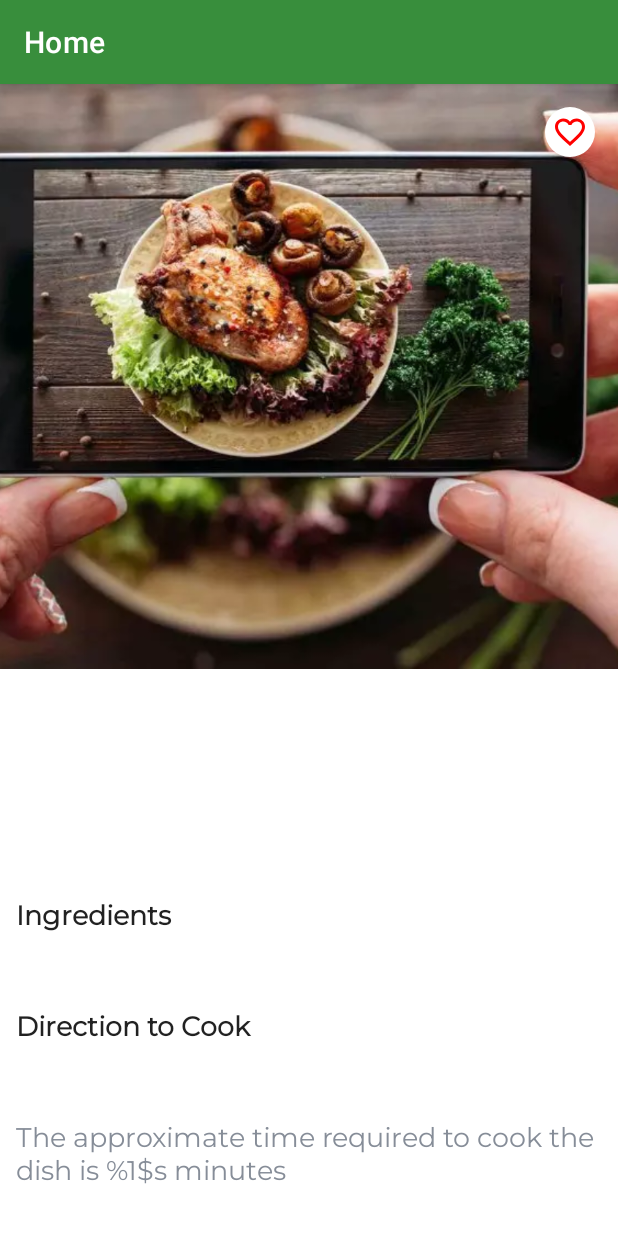
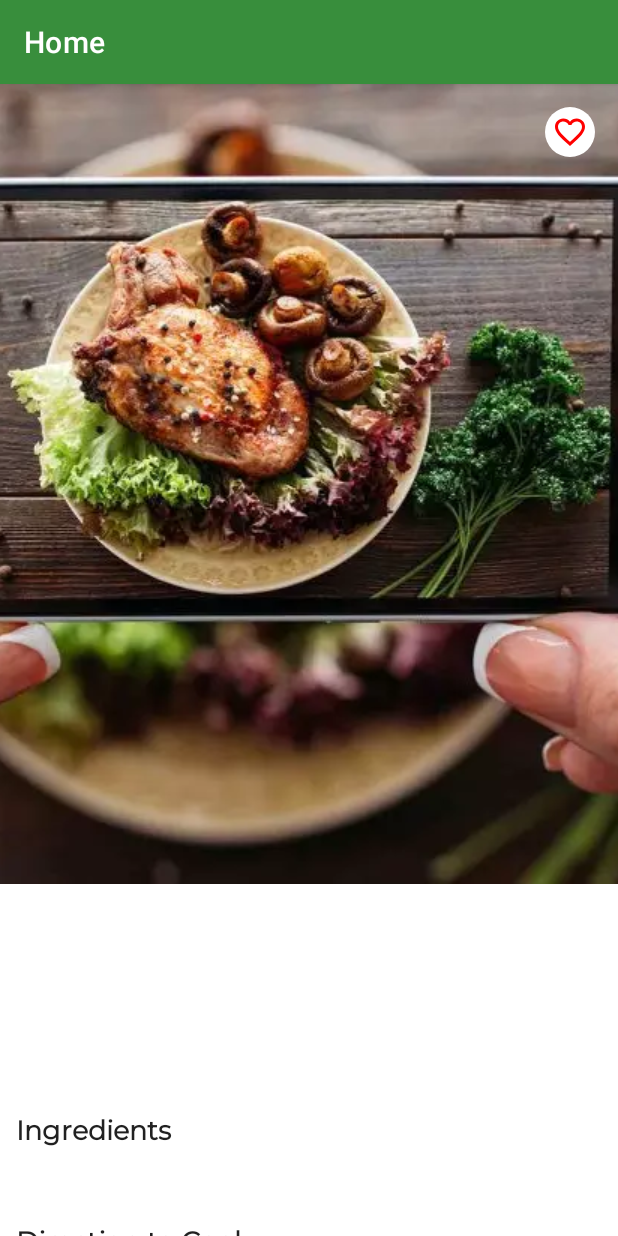
Before and after one commit to ravelinejunior/RecipeRx, an Android app: the fragment DishDetailFragment placed in its activity, on a phone screen of 412 x 824 dp. Run offline under Robolectric (Android 15) with nearby library versions, the phone set to English and light mode, and no system bars; our stand-ins replace Room's generated code, data binding, navigation-ui, sdp/ssp sizes; pictures from the network do not load; Roboto replaces fonts that are not available here; 3 statements that could not run were skipped.

Commit message:
Detail screen finished

```diff
--- a/app/src/main/res/layout/dish_detail_fragment.xml
+++ b/app/src/main/res/layout/dish_detail_fragment.xml
@@ -30,7 +30,7 @@
                 <ImageView
                     android:id="@+id/imageViewDetailFragmentSavedId"
                     android:layout_width="match_parent"
-                    android:layout_height="@dimen/_300sdp"
+                    android:layout_height="wrap_content"
                     android:contentDescription="@string/app_name"
                     android:scaleType="centerCrop"
                     android:src="@drawable/food_image" />
```
